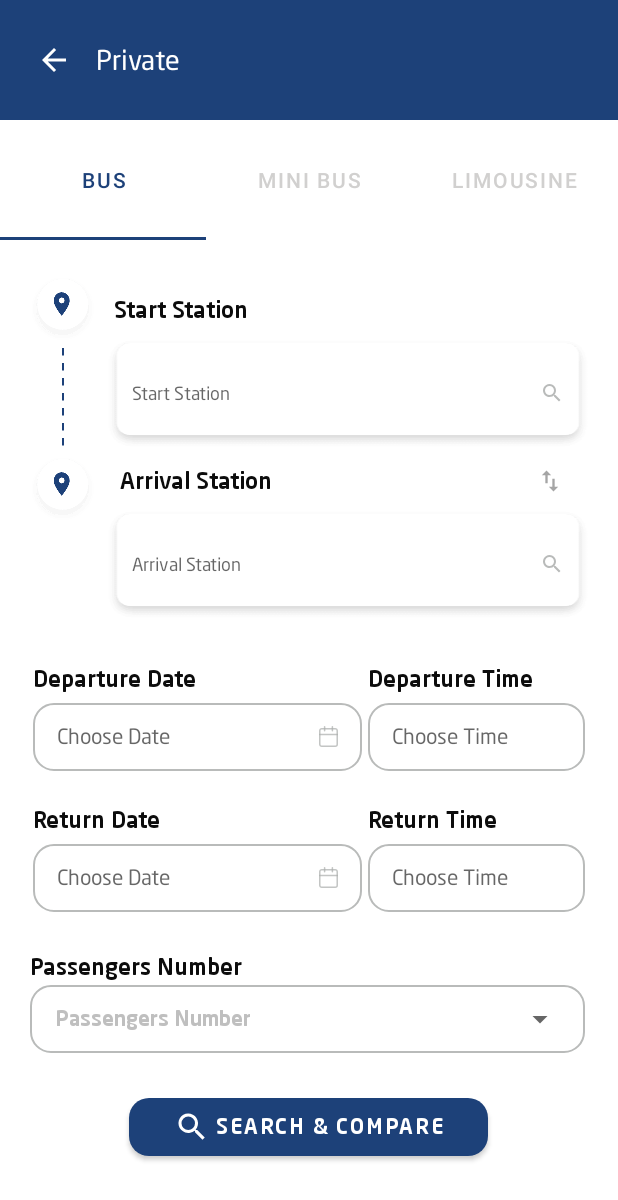
After one commit to mohannadahmed00/TelefreikAndroidApp, an Android app built with Jetpack Compose: the fragment PrivateTripFragment shown on its own in the app's theme, on a phone screen of 412 x 824 dp. The commit adds this screen. Shown: the top 1200 px of the screen. Run offline under Robolectric (Android 15) with nearby library versions, the phone set to English and light mode, and no system bars; libraries missing offline, so code that uses them is left out: androidx.multidex; 1 statement that could not run was skipped.

Commit message:
private tabs have been added

```diff
--- a/app/build.gradle
+++ b/app/build.gradle
@@ -105,6 +105,7 @@ dependencies {
     implementation 'androidx.compose.material:material:1.1.1'
     implementation "androidx.compose.ui:ui:$compose_ui_version"
     implementation "androidx.constraintlayout:constraintlayout-compose:1.0.0-alpha08"
+
 }
 apply plugin: "androidx.navigation.safeargs"
 apply plugin: 'com.google.gms.google-services'
--- a/app/src/main/java/com/teleferik/MainActivity.kt
+++ b/app/src/main/java/com/teleferik/MainActivity.kt
@@ -7,6 +7,7 @@ import androidx.navigation.ui.setupWithNavController
 import com.google.android.material.bottomnavigation.BottomNavigationView
 import com.teleferik.base.BaseActivity
 import com.teleferik.databinding.ActivityMainBinding
+import com.teleferik.ui.privateTrip.adapters.TabsAdapter
 
 class MainActivity : BaseActivity() {
 
@@ -17,6 +18,7 @@ class MainActivity : BaseActivity() {
 
         binding = ActivityMainBinding.inflate(layoutInflater)
         setContentView(binding.root)
+
 
          navView = binding.navView
 
--- a/app/src/main/java/com/teleferik/ui/home/HomeFragment.kt
+++ b/app/src/main/java/com/teleferik/ui/home/HomeFragment.kt
@@ -11,6 +11,7 @@ import android.view.ViewGroup
 import android.widget.AdapterView
 import android.widget.ArrayAdapter
 import android.widget.TextView
+import android.widget.Toast
 import androidx.core.content.ContextCompat
 import androidx.fragment.app.setFragmentResultListener
 import androidx.lifecycle.ViewModelProvider
@@ -486,6 +487,14 @@ class HomeFragment : BaseFragment<HomeViewModel, FragmentHomeBinding, HomeRepo>(
     }
 
     override fun onCategoryClicked(item: Transport, pos: Int, list: MutableList<Transport>) {
+        when (item.type) {
+            "Trains" -> {
+                Toast.makeText(context,"soon",Toast.LENGTH_LONG).show()
+            }
+            "Private" -> {
+                findNavController().navigate(HomeFragmentDirections.actionNavigationHomeToPrivateGraph())
+            }
+            else -> {
                 item.isSelected = !item.isSelected
                 if (item.type != category) {
                     category = item.type
@@ -522,6 +531,9 @@ class HomeFragment : BaseFragment<HomeViewModel, FragmentHomeBinding, HomeRepo>(
                     }
 
                 }
+                mTransportationTypeAdapter.notifyDataSetChanged()
+            }
+        }
 
 
         /*hasClass = when (list[0].type) {
@@ -533,7 +545,6 @@ class HomeFragment : BaseFragment<HomeViewModel, FragmentHomeBinding, HomeRepo>(
                 false
             }
         }*/
-        mTransportationTypeAdapter.notifyDataSetChanged()
 
     }
 
--- /dev/null
+++ b/app/src/main/java/com/teleferik/ui/privateTrip/PrivateTripFragment.kt
@@ -0,0 +1,74 @@
+package com.teleferik.ui.privateTrip
+
+import android.os.Bundle
+import androidx.fragment.app.Fragment
+import android.view.LayoutInflater
+import android.view.View
+import android.view.ViewGroup
+import android.widget.Toast
+import androidx.fragment.app.FragmentManager
+import androidx.fragment.app.findFragment
+import androidx.navigation.fragment.findNavController
+import com.google.android.gms.dynamic.SupportFragmentWrapper
+import com.google.android.material.tabs.TabLayout
+import com.teleferik.R
+import com.teleferik.base.BaseFragment
+import com.teleferik.data.network.apisInterfaces.ApisService
+import com.teleferik.databinding.FragmentHomeBinding
+import com.teleferik.databinding.FragmentPrivateTripBinding
+import com.teleferik.ui.home.HomeFragment
+import com.teleferik.ui.home.HomeRepo
+import com.teleferik.ui.home.HomeViewModel
+import com.teleferik.ui.home.adapters.ViewPagerAdapter
+import com.teleferik.ui.privateTrip.adapters.TabsAdapter
+
+class PrivateTripFragment :
+    BaseFragment<PrivateTripViewModel, FragmentPrivateTripBinding, PrivateRepo>(),
+    TabLayout.OnTabSelectedListener {
+
+
+    override fun onCreate(savedInstanceState: Bundle?) {
+        super.onCreate(savedInstanceState)
+
+    }
+
+    override fun getViewModel(): Class<PrivateTripViewModel> {
+        return PrivateTripViewModel::class.java
+    }
+
+    override fun getFragmentBinding(
+        inflater: LayoutInflater,
+        container: ViewGroup?,
+        b: Boolean
+    ): FragmentPrivateTripBinding = FragmentPrivateTripBinding.inflate(layoutInflater)
+
+    override fun getFragmentRepo(): PrivateRepo {
+        return PrivateRepo(remoteDataSource.buildApi(ApisService::class.java))
+    }
+
+    override fun handleView() {
+        binding.includeTopBar.topTitle.text = getString(R.string.private_trip)
+        binding.includeTopBar.imgBack.setOnClickListener { findNavController().navigateUp() }
+        binding.tlPrivateTrips.addTab(binding.tlPrivateTrips.newTab().setText(R.string.private_bus))
+        binding.tlPrivateTrips.addTab(binding.tlPrivateTrips.newTab().setText(R.string.private_mini_bus))
+        binding.tlPrivateTrips.addTab(binding.tlPrivateTrips.newTab().setText(R.string.private_limousine))
+        binding.tlPrivateTrips.tabGravity = TabLayout.GRAVITY_FILL
+        val adapter = TabsAdapter(childFragmentManager, binding.tlPrivateTrips.tabCount)
+        /*binding.vpPrivateTrips.adapter = adapter
+        binding.vpPrivateTrips.addOnPageChangeListener(TabLayout.TabLayoutOnPageChangeListener(binding.tlPrivateTrips))*/
+        binding.tlPrivateTrips.addOnTabSelectedListener(this)
+
+    }
+
+    override fun onTabSelected(tab: TabLayout.Tab?) {
+        Toast.makeText(context,tab!!.text,Toast.LENGTH_LONG).show()
+
+    }
+
+    override fun onTabUnselected(tab: TabLayout.Tab?) {
+    }
+
+    override fun onTabReselected(tab: TabLayout.Tab?) {
+    }
+
+}
--- /dev/null
+++ b/app/src/main/java/com/teleferik/ui/privateTrip/adapters/TabsAdapter.kt
@@ -0,0 +1,48 @@
+package com.teleferik.ui.privateTrip.adapters
+
+import android.content.Context
+import androidx.fragment.app.Fragment
+import androidx.fragment.app.FragmentManager
+import androidx.fragment.app.FragmentPagerAdapter
+import androidx.fragment.app.FragmentStatePagerAdapter
+import androidx.viewpager2.adapter.FragmentStateAdapter
+import com.teleferik.ui.home.HomeFragment
+import com.teleferik.ui.home.HomeRepo
+import com.teleferik.ui.home.searchAirPorts.SearchAriPortsFragment
+import com.teleferik.ui.home.searchCities.SearchCitiesFragment
+import com.teleferik.ui.notifications.NotificationFragment
+
+internal class TabsAdapter(supportFragmentManager: FragmentManager,private val totalTabs:Int) :
+    FragmentPagerAdapter(supportFragmentManager) {
+    private val mFragmentList = ArrayList<Fragment>()
+    private val mFragmentTitleList = ArrayList<String>()
+    override fun getCount(): Int {
+        return totalTabs
+    }
+
+    override fun getItem(position: Int): Fragment {
+        return when (position) {
+            0 -> {
+                HomeFragment()
+            }
+            1 -> {
+                HomeFragment()
+
+            }
+            2 -> {
+                HomeFragment()
+            }
+            else ->                 HomeFragment()
+
+        }
+    }
+
+    override fun getPageTitle(position: Int): CharSequence {
+        return mFragmentTitleList[position]
+    }
+    fun addFragment(fragment: Fragment, title: String) {
+        mFragmentList.add(fragment)
+        mFragmentTitleList.add(title)
+    }
+
+}
--- /dev/null
+++ b/app/src/main/res/layout/fragment_private_trip.xml
@@ -0,0 +1,91 @@
+<?xml version="1.0" encoding="utf-8"?>
+<LinearLayout xmlns:android="http://schemas.android.com/apk/res/android"
+    xmlns:app="http://schemas.android.com/apk/res-auto"
+    xmlns:tools="http://schemas.android.com/tools"
+    android:layout_width="match_parent"
+    android:layout_height="match_parent"
+    android:orientation="vertical"
+    tools:context=".ui.privateTrip.PrivateTripFragment">
+
+    <include
+        android:id="@+id/includeTopBar"
+        layout="@layout/view_seats_confirmation_top"
+        android:layout_width="match_parent"
+        android:layout_height="@dimen/_80dp" />
+
+    <com.google.android.material.tabs.TabLayout
+        android:id="@+id/tlPrivateTrips"
+        android:layout_width="match_parent"
+        android:layout_height="@dimen/_80dp"
+        app:tabSelectedTextColor="@color/base_app_color"
+        app:tabTextColor="@color/grey" />
+
+    <androidx.core.widget.NestedScrollView
+        android:layout_width="match_parent"
+        android:layout_height="match_parent"
+        app:layout_constraintBottom_toBottomOf="parent"
+        app:layout_constraintEnd_toEndOf="parent">
+
+        <LinearLayout
+            android:layout_width="match_parent"
+            android:layout_height="match_parent"
+            android:orientation="vertical">
+
+
+            <include
+                android:id="@+id/include"
+                layout="@layout/view_from_to_section"
+                android:layout_width="match_parent"
+                android:layout_height="wrap_content"
+                android:layout_marginHorizontal="@dimen/_16dp"
+                android:layout_marginTop="@dimen/_20dp"
+                app:layout_constraintTop_toBottomOf="@+id/rvTransportationType"
+                tools:layout_editor_absoluteX="16dp" />
+
+            <include
+                android:id="@+id/includeDates"
+                layout="@layout/view_private_dates"
+                android:layout_width="match_parent"
+                android:layout_height="wrap_content"
+                android:layout_marginHorizontal="@dimen/_20dp"
+                android:layout_marginTop="@dimen/_24dp"
+                tools:layout_editor_absoluteX="0dp" />
+
+            <include
+                android:id="@+id/includePassengersNumber"
+                layout="@layout/view_private_passenger_number"
+                android:layout_width="match_parent"
+                android:layout_height="wrap_content"
+                android:layout_marginHorizontal="@dimen/_20dp"
+                android:layout_marginTop="@dimen/_24dp"
+                tools:layout_editor_absoluteX="0dp" />
+
+            <com.google.android.material.button.MaterialButton
+                android:id="@+id/btnSearch"
+                android:layout_width="wrap_content"
+                android:layout_height="wrap_content"
+                android:fontFamily="@font/medium"
+                android:layout_gravity="center"
+                android:layout_marginVertical="@dimen/_24dp"
+                android:paddingHorizontal="@dimen/_30dp"
+                android:paddingTop="@dimen/_7dp"
+                android:paddingBottom="@dimen/_7dp"
+                android:text="@string/search_and_compare"
+                android:textColor="@color/white"
+                android:textSize="@dimen/_14sp"
+                app:backgroundTint="@color/base_app_color"
+                app:cornerRadius="@dimen/_13dp"
+                app:icon="@drawable/ic_search_black_24_dp_1"
+                app:iconGravity="textStart"
+                app:iconPadding="@dimen/_4dp"
+                app:iconTint="@color/white"
+                app:rippleColor="@color/white" />
+        </LinearLayout>
+    </androidx.core.widget.NestedScrollView>
+    <!--<androidx.viewpager.widget.ViewPager
+        android:id="@+id/vpPrivateTrips"
+        android:layout_width="match_parent"
+        android:layout_height="0dp"
+        android:layout_weight="5"/>-->
+
+</LinearLayout>
--- /dev/null
+++ b/app/src/main/res/layout/view_private_dates.xml
@@ -0,0 +1,151 @@
+<?xml version="1.0" encoding="utf-8"?>
+<LinearLayout xmlns:android="http://schemas.android.com/apk/res/android"
+    xmlns:app="http://schemas.android.com/apk/res-auto"
+    android:layout_width="match_parent"
+    android:layout_height="wrap_content"
+    android:orientation="vertical">
+
+    <androidx.constraintlayout.widget.ConstraintLayout
+        android:paddingBottom="@dimen/_10dp"
+        android:layout_width="match_parent"
+        android:layout_height="wrap_content"
+        android:visibility="visible">
+
+        <TextView
+            android:id="@+id/tvStartTime"
+            android:layout_width="0dp"
+            android:layout_height="@dimen/_45dp"
+            android:layout_marginHorizontal="@dimen/_2dp"
+            android:layout_marginTop="@dimen/_4dp"
+            android:background="@drawable/home_date_picker"
+            android:fontFamily="@font/regular"
+            android:gravity="center_vertical"
+            android:hint="@string/choose_time"
+            android:paddingHorizontal="@dimen/_16dp"
+            android:textColor="@color/gray6"
+            android:textSize="@dimen/_14sp"
+            app:layout_constraintEnd_toEndOf="parent"
+            app:layout_constraintHorizontal_bias="0.0"
+            app:layout_constraintStart_toEndOf="@+id/datesguidelineStart"
+            app:layout_constraintTop_toBottomOf="@+id/tvStartTimeTitle" />
+
+        <TextView
+            android:id="@+id/tvStartTimeTitle"
+            android:layout_width="wrap_content"
+            android:layout_height="wrap_content"
+            android:fontFamily="@font/medium"
+            android:text="@string/departure_time"
+            android:textColor="@color/app_black"
+            android:textSize="@dimen/_15sp"
+            app:layout_constraintStart_toStartOf="@+id/tvStartTime"
+            app:layout_constraintTop_toTopOf="parent" />
+
+        <androidx.constraintlayout.widget.Guideline
+            android:id="@+id/datesguidelineStart"
+            android:layout_width="wrap_content"
+            android:layout_height="wrap_content"
+            android:orientation="vertical"
+            app:layout_constraintGuide_percent="0.6" />
+
+        <TextView
+            android:id="@+id/tvStartDateTitle"
+            android:layout_width="wrap_content"
+            android:layout_height="wrap_content"
+            android:fontFamily="@font/medium"
+            android:text="@string/travel_date"
+            android:textColor="@color/app_black"
+            android:textSize="@dimen/_15sp"
+            app:layout_constraintStart_toStartOf="@+id/tvStartDate"
+            app:layout_constraintTop_toTopOf="parent" />
+
+        <TextView
+            android:id="@+id/tvStartDate"
+            android:layout_width="0dp"
+            android:layout_height="@dimen/_45dp"
+            android:layout_marginHorizontal="@dimen/_2dp"
+            android:layout_marginTop="@dimen/_4dp"
+            android:background="@drawable/home_date_picker"
+            android:drawableEnd="@drawable/ic_calender_home"
+            android:fontFamily="@font/regular"
+            android:gravity="center_vertical"
+            android:hint="@string/choose_date"
+            android:paddingHorizontal="@dimen/_16dp"
+            android:textColor="@color/gray6"
+            android:textSize="@dimen/_14sp"
+            app:layout_constraintEnd_toEndOf="@+id/datesguidelineStart"
+            app:layout_constraintStart_toStartOf="parent"
+            app:layout_constraintTop_toBottomOf="@+id/tvStartDateTitle" />
+    </androidx.constraintlayout.widget.ConstraintLayout>
+    <androidx.constraintlayout.widget.ConstraintLayout
+        android:layout_width="match_parent"
+        android:paddingTop="@dimen/_10dp"
+        android:layout_height="wrap_content"
+        android:visibility="visible">
+
+        <TextView
+            android:id="@+id/tvEndTime"
+            android:layout_width="0dp"
+            android:layout_height="@dimen/_45dp"
+            android:layout_marginHorizontal="@dimen/_2dp"
+            android:layout_marginTop="@dimen/_4dp"
+            android:background="@drawable/home_date_picker"
+            android:fontFamily="@font/regular"
+            android:gravity="center_vertical"
+            android:hint="@string/choose_time"
+            android:paddingHorizontal="@dimen/_16dp"
+            android:textColor="@color/gray6"
+            android:textSize="@dimen/_14sp"
+            app:layout_constraintEnd_toEndOf="parent"
+            app:layout_constraintHorizontal_bias="0.0"
+            app:layout_constraintStart_toEndOf="@+id/datesguidelineEnd"
+            app:layout_constraintTop_toBottomOf="@+id/tvEndTimeTitle" />
+
+        <TextView
+            android:id="@+id/tvEndTimeTitle"
+            android:layout_width="wrap_content"
+            android:layout_height="wrap_content"
+            android:fontFamily="@font/medium"
+            android:text="@string/return_time"
+            android:textColor="@color/app_black"
+            android:textSize="@dimen/_15sp"
+            app:layout_constraintStart_toStartOf="@+id/tvEndTime"
+            app:layout_constraintTop_toTopOf="parent" />
+
+        <androidx.constraintlayout.widget.Guideline
+            android:id="@+id/datesguidelineEnd"
+            android:layout_width="wrap_content"
+            android:layout_height="wrap_content"
+            android:orientation="vertical"
+            app:layout_constraintGuide_percent="0.6" />
+
+        <TextView
+            android:id="@+id/tvEndDateTitle"
+            android:layout_width="wrap_content"
+            android:layout_height="wrap_content"
+            android:fontFamily="@font/medium"
+            android:text="@string/back_day"
+            android:textColor="@color/app_black"
+            android:textSize="@dimen/_15sp"
+            app:layout_constraintStart_toStartOf="@+id/tvEndDate"
+            app:layout_constraintTop_toTopOf="parent" />
+
+        <TextView
+            android:id="@+id/tvEndDate"
+            android:layout_width="0dp"
+            android:layout_height="@dimen/_45dp"
+            android:layout_marginHorizontal="@dimen/_2dp"
+            android:layout_marginTop="@dimen/_4dp"
+            android:background="@drawable/home_date_picker"
+            android:drawableEnd="@drawable/ic_calender_home"
+            android:fontFamily="@font/regular"
+            android:gravity="center_vertical"
+            android:hint="@string/choose_date"
+            android:paddingHorizontal="@dimen/_16dp"
+            android:textColor="@color/gray6"
+            android:textSize="@dimen/_14sp"
+            app:layout_constraintEnd_toEndOf="@+id/datesguidelineEnd"
+            app:layout_constraintStart_toStartOf="parent"
+            app:layout_constraintTop_toBottomOf="@+id/tvEndDateTitle" />
+    </androidx.constraintlayout.widget.ConstraintLayout>
+
+</LinearLayout>
--- /dev/null
+++ b/app/src/main/res/layout/view_private_passenger_number.xml
@@ -0,0 +1,63 @@
+<?xml version="1.0" encoding="utf-8"?>
+<androidx.constraintlayout.widget.ConstraintLayout xmlns:android="http://schemas.android.com/apk/res/android"
+    xmlns:app="http://schemas.android.com/apk/res-auto"
+    xmlns:tools="http://schemas.android.com/tools"
+    android:layout_width="match_parent"
+    android:layout_height="wrap_content">
+
+    <TextView
+        android:id="@+id/textView13"
+        android:layout_width="wrap_content"
+        android:layout_height="wrap_content"
+        android:fontFamily="@font/medium"
+        android:text="@string/passenger_number"
+        android:textColor="@color/app_black"
+        android:textSize="@dimen/_15sp"
+        app:layout_constraintEnd_toEndOf="parent"
+        app:layout_constraintHorizontal_bias="0.0"
+        app:layout_constraintStart_toStartOf="parent"
+        app:layout_constraintTop_toTopOf="parent" />
+
+    <androidx.appcompat.widget.LinearLayoutCompat
+        android:id="@+id/holderSpinAdults"
+        android:layout_width="0dp"
+        android:layout_height="wrap_content"
+        android:layout_marginEnd="2dp"
+        android:background="@drawable/spinoval"
+        android:orientation="horizontal"
+        android:paddingStart="@dimen/_16dp"
+        android:paddingEnd="@dimen/_4dp"
+        app:layout_constraintBottom_toBottomOf="parent"
+        app:layout_constraintEnd_toEndOf="parent"
+        app:layout_constraintStart_toStartOf="parent"
+        app:layout_constraintTop_toBottomOf="@+id/textView13">
+
+        <TextView
+        android:id="@+id/textView8"
+        android:layout_width="wrap_content"
+        android:layout_height="wrap_content"
+        android:layout_gravity="start|center"
+        android:fontFamily="@font/medium"
+        android:textAlignment="center"
+        android:textColor="@color/gray5"
+        android:textSize="@dimen/_14sp"
+        android:text="@string/passenger_number" />
+
+        <Spinner
+            android:id="@+id/spinAdults"
+            android:layout_width="match_parent"
+            android:layout_height="@dimen/_45dp"
+            android:layout_marginHorizontal="@dimen/_2dp"
+            android:fontFamily="@font/regular"
+            android:gravity="center"
+            android:paddingStart="32dp"
+            android:paddingEnd="32dp"
+            android:textAlignment="center"
+            android:textAllCaps="false"
+            android:textColor="@color/white"
+            android:textSize="@dimen/_12sp"
+            android:textStyle="bold" />
+    </androidx.appcompat.widget.LinearLayoutCompat>
+
+
+</androidx.constraintlayout.widget.ConstraintLayout>
--- a/app/src/main/res/layout/view_seats_confirmation_top.xml
+++ b/app/src/main/res/layout/view_seats_confirmation_top.xml
@@ -19,6 +19,7 @@
             app:tint="@color/white" />
 
         <TextView
+            android:id="@+id/top_title"
             android:layout_width="wrap_content"
             android:layout_height="wrap_content"
             android:layout_marginStart="@dimen/_16dp"
--- /dev/null
+++ b/app/src/main/res/navigation/private_graph.xml
@@ -0,0 +1,23 @@
+<?xml version="1.0" encoding="utf-8"?>
+<navigation xmlns:android="http://schemas.android.com/apk/res/android"
+    xmlns:app="http://schemas.android.com/apk/res-auto"
+    xmlns:tools="http://schemas.android.com/tools"
+    android:id="@+id/private_graph"
+    app:startDestination="@id/privateFragmentTrip">
+    <fragment
+        android:id="@+id/privateFragmentTrip"
+        android:name="com.teleferik.ui.privateTrip.PrivateTripFragment"
+        android:label="fragment_private_trips"
+        tools:layout="@layout/fragment_private_trip" >
+        <action
+            android:id="@+id/action_privateFragmentTrip_to_messagesFragment"
+            app:destination="@id/privateConfirmationFragment" />
+    </fragment>
+    <fragment
+        android:id="@+id/privateConfirmationFragment"
+        android:name="com.teleferik.ui.privateTrip.privateConfirmation.PrivateConfirmationFragment"
+        android:label="fragment_private_confirmation_fragment"
+        tools:layout="@layout/fragment_private_confirmation" >
+
+    </fragment>
+</navigation>
--- a/app/src/main/res/navigation/teleferik_navigation.xml
+++ b/app/src/main/res/navigation/teleferik_navigation.xml
@@ -30,6 +30,9 @@
         <action
             android:id="@+id/action_navigation_home_to_support_graph"
             app:destination="@id/support_graph" />
+        <action
+            android:id="@+id/action_navigation_home_to_private_graph"
+            app:destination="@id/private_graph" />
     </fragment>
 
     <fragment
@@ -83,6 +86,7 @@
     <include app:graph="@navigation/support_graph" />
     <include app:graph="@navigation/profile_graph" />
     <include app:graph="@navigation/auth_graph" />
+    <include app:graph="@navigation/private_graph"/>
     <fragment
         android:id="@+id/searchResultsFragment"
         android:name="com.teleferik.ui.searchResults.SearchResultsFragment"
--- a/app/src/main/res/values/strings.xml
+++ b/app/src/main/res/values/strings.xml
@@ -177,7 +177,6 @@ Account created successfully ! \n You will be taken to the home page
         <item>3</item>
     </string-array>
     <!-- TODO: Remove or change this placeholder text -->
-    <string name="hello_blank_fragment">Hello blank fragment</string>
     <string name="seat_confirmation">Seat Confirmation</string>
     <string name="first">First</string>
     <string name="first_premium">First Premium</string>
@@ -190,4 +189,10 @@ Account created successfully ! \n You will be taken to the home page
     <string name="driver">Driver</string>
     <string name="seat_no">Seat No.</string>
     <string name="remaining_time">You have 4 days left before the trip</string>
+    <string name="private_bus">Bus</string>
+    <string name="private_mini_bus">Mini Bus</string>
+    <string name="private_limousine">Limousine</string>
+    <string name="departure_time">Departure Time</string>
+    <string name="choose_time">Choose Time</string>
+    <string name="return_time">Return Time</string>
 </resources>
```
Also changed, not shown: 1 other file. Lines whose indentation alone changed are shown as unchanged.
